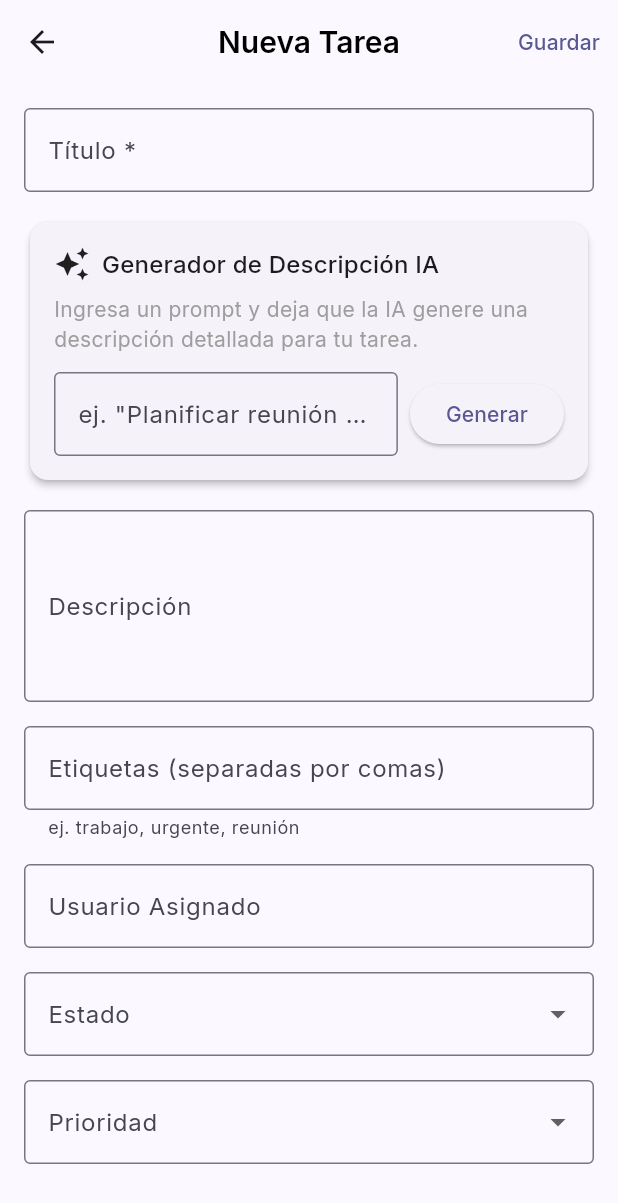
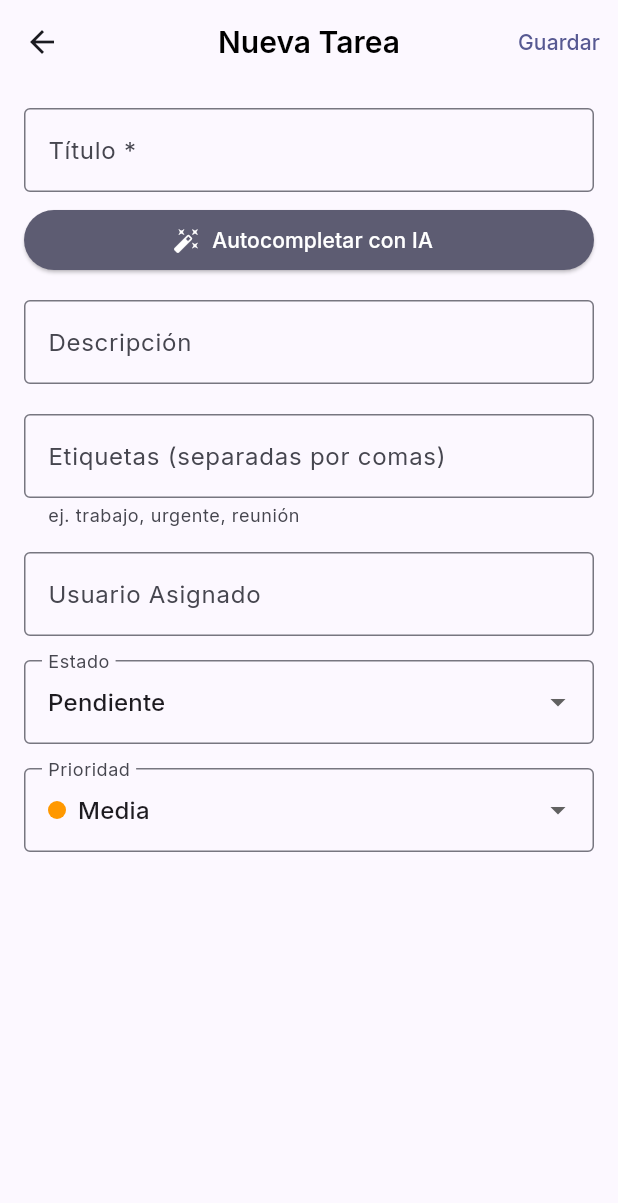
Before and after one commit to sooyvilla/to_do_abstracta_app, a Flutter app: the TaskFormPage screen opened directly, on a phone screen of 412 x 824 dp. Shown: the top 1203 px of the screen. Run offline on Flutter 3.47's test engine with Material 3 defaults, Android fonts, the phone set to English and light mode, and no system bars; our stand-ins replace equatable, flutter_platform_widgets, flutter_riverpod, flutter_staggered_animations, google_fonts, hive and 1 more; accounts and stored records are empty.

Commit message:
feature: Implementacion de autocompletado de tarea con solo el titulo

```diff
--- a/lib/domain/usecases/llm_usecases.dart
+++ b/lib/domain/usecases/llm_usecases.dart
@@ -1,3 +1,4 @@
+import 'package:to_do_abstracta_app/domain/models/task_form_data.dart';
 import 'package:to_do_abstracta_app/domain/repositories/llm_repository.dart';
 
 /// Casos de uso para funcionalidades de modelos de lenguaje natural (LLM).
@@ -10,20 +11,12 @@ class LLMUsecases {
 
   LLMUsecases(this._repository);
 
-  /// Genera una descripción detallada para una tarea basada en un prompt.
+  /// Genera información completa de una tarea basada solo en el título.
   ///
-  /// Utiliza IA para crear descripciones informativas y coherentes
-  /// que ayuden a clarificar el propósito y contexto de la tarea.
-  Future<String> generateTaskDescription(String prompt) {
-    return _repository.generateTaskDescription(prompt);
-  }
-
-  /// Genera etiquetas relevantes para una tarea.
-  ///
-  /// Analiza el título y descripción de la tarea para sugerir
-  /// etiquetas apropiadas que faciliten la organización y búsqueda.
-  Future<List<String>> generateTaskTags(String title, String description) {
-    return _repository.generateTaskTags(title, description);
+  /// Utiliza IA para autocompletar todos los campos del formulario
+  /// incluyendo descripción, etiquetas, estado, prioridad y usuario asignado.
+  Future<TaskFormData> generateCompleteTaskFromTitle(String title) {
+    return _repository.generateCompleteTaskFromTitle(title);
   }
 
   /// Verifica si el servicio LLM está configurado y disponible.
--- a/lib/presentation/widgets/task_form_widget.dart
+++ b/lib/presentation/widgets/task_form_widget.dart
@@ -21,44 +21,58 @@ class TaskFormWidget extends ConsumerStatefulWidget {
 }
 
 class _TaskFormWidgetState extends ConsumerState<TaskFormWidget> {
-  final textIaController = TextEditingController();
-  final descriptionController = TextEditingController();
-  final titleController = TextEditingController();
-  final tagsController = TextEditingController();
-  final assignedUserController = TextEditingController();
-  final statusController = TextEditingController();
-  final priorityController = TextEditingController();
-  TaskStatus? valueStatus;
-  TaskPriority? valuePriority;
+  final _formKey = GlobalKey<FormState>();
+  final _titleController = TextEditingController();
+  final _descriptionController = TextEditingController();
+  final _tagsController = TextEditingController();
+  final _assignedUserController = TextEditingController();
+
+  bool _isInitialized = false;
 
   @override
   void initState() {
+    super.initState();
     if (widget.task != null) {
       WidgetsBinding.instance.addPostFrameCallback((_) {
         ref.read(taskFormProvider.notifier).loadTask(widget.task!);
+        _initializeControllers();
       });
+    }
+  }
 
-      titleController.text = widget.task!.title;
-      descriptionController.text = widget.task!.description;
-      tagsController.text = widget.task!.tags.join(', ');
-      assignedUserController.text = widget.task!.assignedUser;
-      statusController.text = widget.task!.status.label;
-      priorityController.text = widget.task!.priority.label;
-      valueStatus = widget.task!.status;
-      valuePriority = widget.task!.priority;
+  void _initializeControllers() {
+    if (!_isInitialized && widget.task != null) {
+      final task = widget.task!;
+      _titleController.text = task.title;
+      _descriptionController.text = task.description;
+      _tagsController.text = task.tags.join(', ');
+      _assignedUserController.text = task.assignedUser;
+      _isInitialized = true;
     }
-    super.initState();
+  }
+
+  void _syncControllersWithState(TaskFormState state) {
+    if (!_isInitialized) {
+      _descriptionController.text = state.description;
+      _tagsController.text = state.tags.join(', ');
+      _assignedUserController.text = state.assignedUser;
+    }
+  }
+
+  bool validateForm() {
+    return _formKey.currentState?.validate() ?? false;
+  }
+
+  TaskFormState getFormData() {
+    return ref.read(taskFormProvider);
   }
 
   @override
   void dispose() {
-    textIaController.dispose();
-    descriptionController.dispose();
-    titleController.dispose();
-    tagsController.dispose();
-    assignedUserController.dispose();
-    statusController.dispose();
-    priorityController.dispose();
+    _titleController.dispose();
+    _descriptionController.dispose();
+    _tagsController.dispose();
+    _assignedUserController.dispose();
     super.dispose();
   }
 
@@ -67,7 +81,11 @@ class _TaskFormWidgetState extends ConsumerState<TaskFormWidget> {
     final formState = ref.watch(taskFormProvider);
     final formNotifier = ref.read(taskFormProvider.notifier);
 
-    return SingleChildScrollView(
+    _syncControllersWithState(formState);
+
+    return Form(
+      key: _formKey,
+      child: SingleChildScrollView(
         padding: const EdgeInsets.all(16),
         child: Column(
           crossAxisAlignment: CrossAxisAlignment.start,
@@ -89,88 +107,72 @@ class _TaskFormWidgetState extends ConsumerState<TaskFormWidget> {
               const SizedBox(height: 16),
             ],
             TextFormField(
-            controller: titleController,
+              controller: _titleController,
               decoration: const InputDecoration(
                 labelText: 'Título *',
                 border: OutlineInputBorder(),
               ),
+              validator: (value) {
+                if (value == null || value.trim().isEmpty) {
+                  return 'El título es requerido';
+                }
+                return null;
+              },
               onChanged: formNotifier.updateTitle,
             ),
-          const SizedBox(height: 16),
-          Card(
-            child: Padding(
-              padding: const EdgeInsets.all(16),
-              child: Column(
-                crossAxisAlignment: CrossAxisAlignment.start,
-                children: [
+            const SizedBox(height: 8),
             Row(
               children: [
-                      const Icon(Icons.auto_awesome),
-                      const SizedBox(width: 8),
-                      Text(
-                        'Generador de Descripción IA',
-                        style: Theme.of(context).textTheme.titleMedium,
+                Expanded(
+                  child: ElevatedButton.icon(
+                    onPressed: formState.isGeneratingDescription
+                        ? null
+                        : () async {
+                            if (_formKey.currentState?.validate() ?? false) {
+                              final title = _titleController.text.trim();
+                              if (title.isNotEmpty) {
+                                await formNotifier
+                                    .generateCompleteTaskFromTitle(title);
+                              }
+                            }
+                          },
+                    icon: formState.isGeneratingDescription
+                        ? const SizedBox(
+                            width: 16,
+                            height: 16,
+                            child: CircularProgressIndicator(strokeWidth: 2),
+                          )
+                        : const Icon(Icons.auto_fix_high),
+                    label: Text(formState.isGeneratingDescription
+                        ? 'Generando...'
+                        : 'Autocompletar con IA'),
+                    style: ElevatedButton.styleFrom(
+                      backgroundColor: Theme.of(context).colorScheme.secondary,
+                      foregroundColor:
+                          Theme.of(context).colorScheme.onSecondary,
+                    ),
+                  ),
                 ),
               ],
             ),
-                  const SizedBox(height: 8),
-                  const Text(
-                    'Ingresa un prompt y deja que la IA genere una descripción detallada para tu tarea.',
-                    style: TextStyle(color: Colors.grey),
-                  ),
-                  const SizedBox(height: 12),
-                  Row(
-                    children: [
-                      Expanded(
+            const SizedBox(height: 16),
+            ConstrainedBox(
+              constraints: const BoxConstraints(minHeight: 60, maxHeight: 300),
               child: TextFormField(
-                          controller: textIaController,
+                controller: _descriptionController,
                 decoration: const InputDecoration(
-                            hintText:
-                                'ej. "Planificar reunión semanal del equipo"',
+                  labelText: 'Descripción',
                   border: OutlineInputBorder(),
                 ),
-                        ),
-                      ),
-                      const SizedBox(width: 8),
-                      ElevatedButton(
-                        onPressed: () async {
-                          final prompt = textIaController.text.trim();
-                          final res =
-                              await formNotifier.generateDescription(prompt);
-                          if (res != null) {
-                            descriptionController.text = res;
-                            formNotifier.updateDescription(res);
-                            textIaController.clear();
-                          }
-                        },
-                        child: formState.isGeneratingDescription
-                            ? const SizedBox(
-                                width: 20,
-                                height: 20,
-                                child:
-                                    CircularProgressIndicator(strokeWidth: 2),
-                              )
-                            : const Text('Generar'),
-                      ),
-                    ],
-                  ),
-                ],
-              ),
+                minLines: 1,
+                maxLines: null,
+                onChanged: formNotifier.updateDescription,
+                keyboardType: TextInputType.multiline,
               ),
             ),
             const SizedBox(height: 16),
             TextFormField(
-            controller: descriptionController,
-            decoration: const InputDecoration(
-              labelText: 'Descripción',
-              border: OutlineInputBorder(),
-            ),
-            maxLines: 4,
-            onChanged: formNotifier.updateDescription,
-          ),
-          const SizedBox(height: 16),
-          TextFormField(
-            controller: tagsController,
+              controller: _tagsController,
               decoration: const InputDecoration(
                 labelText: 'Etiquetas (separadas por comas)',
                 border: OutlineInputBorder(),
@@ -187,7 +189,7 @@ class _TaskFormWidgetState extends ConsumerState<TaskFormWidget> {
             ),
             const SizedBox(height: 16),
             TextFormField(
-            controller: assignedUserController,
+              controller: _assignedUserController,
               decoration: const InputDecoration(
                 labelText: 'Usuario Asignado',
                 border: OutlineInputBorder(),
@@ -196,7 +198,7 @@ class _TaskFormWidgetState extends ConsumerState<TaskFormWidget> {
             ),
             const SizedBox(height: 16),
             DropdownButtonFormField<TaskStatus>(
-            value: valueStatus,
+              value: formState.status,
               decoration: const InputDecoration(
                 labelText: 'Estado',
                 border: OutlineInputBorder(),
@@ -215,7 +217,7 @@ class _TaskFormWidgetState extends ConsumerState<TaskFormWidget> {
             ),
             const SizedBox(height: 16),
             DropdownButtonFormField<TaskPriority>(
-            value: valuePriority,
+              value: formState.priority,
               decoration: const InputDecoration(
                 labelText: 'Prioridad',
                 border: OutlineInputBorder(),
@@ -240,6 +242,7 @@ class _TaskFormWidgetState extends ConsumerState<TaskFormWidget> {
             ),
           ],
         ),
+      ),
     );
   }
 
```
Also changed, not shown: lib/data/datasources/llm_datasource.dart (+148 -1 lines), lib/data/repositories/llm_repository_impl.dart (+10 -0 lines), lib/domain/models/task_form_data.dart (added, +21 -0 lines), lib/domain/repositories/llm_repository.dart (+9 -0 lines), lib/presentation/providers/task_providers.dart (+33 -30 lines), lib/presentation/widgets/statistics_widget.dart (+9 -7 lines), 6 other files. Lines whose indentation alone changed are shown as unchanged.
